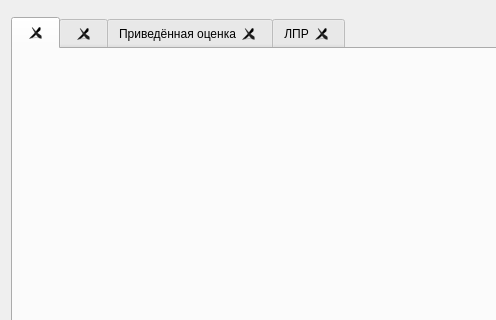
This is expertreviewlib/propertytreeviewer.ui in AndreyMlashkin/ExpertReview as Qt 5 draws it before an edit; both pictures show x 0 to 496 and y 0 to 320 of the 729 by 637 pixel window. The edited form follows.
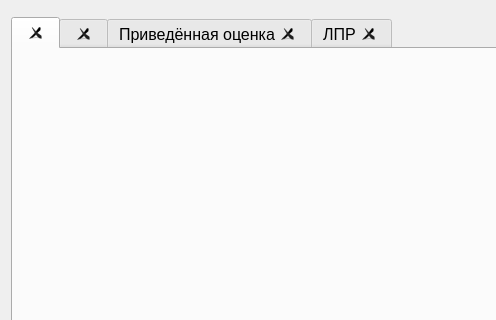
This is the edited form. Icons and pictures are not drawn.

The edit to the form file:
```diff
--- a/expertreviewlib/propertytreeviewer.ui
+++ b/expertreviewlib/propertytreeviewer.ui
@@ -24,6 +24,11 @@
     <layout class="QVBoxLayout" name="verticalLayout_3">
      <item>
       <widget class="QTabWidget" name="tabWidget">
+       <property name="font">
+        <font>
+         <pointsize>12</pointsize>
+        </font>
+       </property>
        <property name="currentIndex">
         <number>0</number>
        </property>
```
